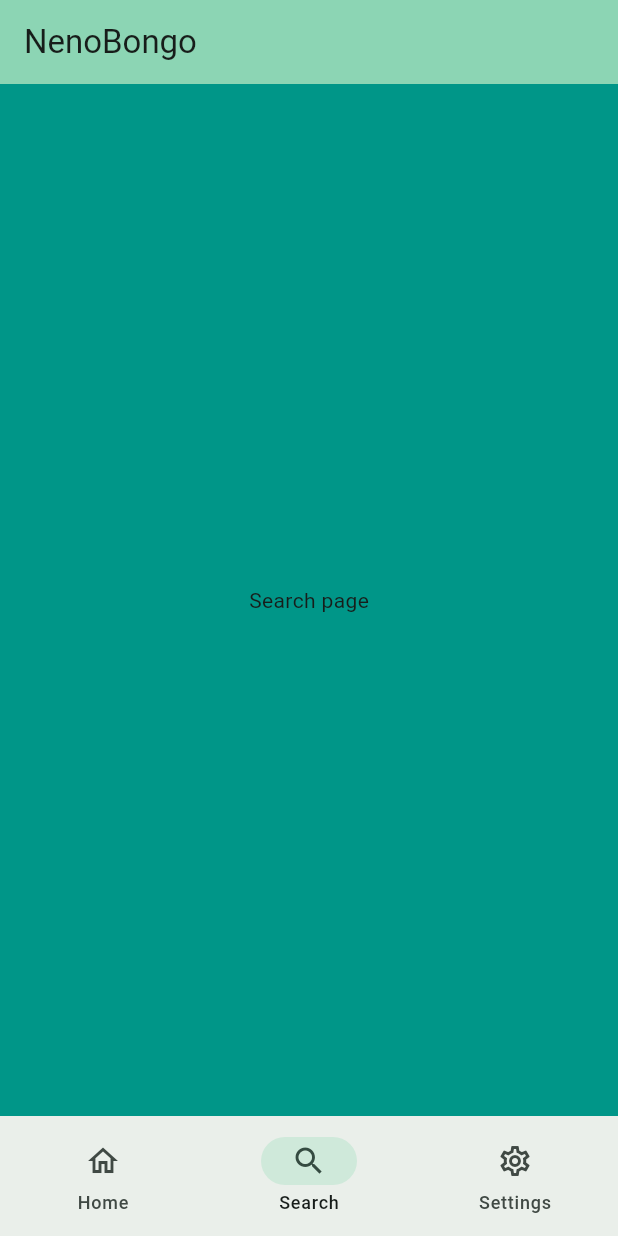
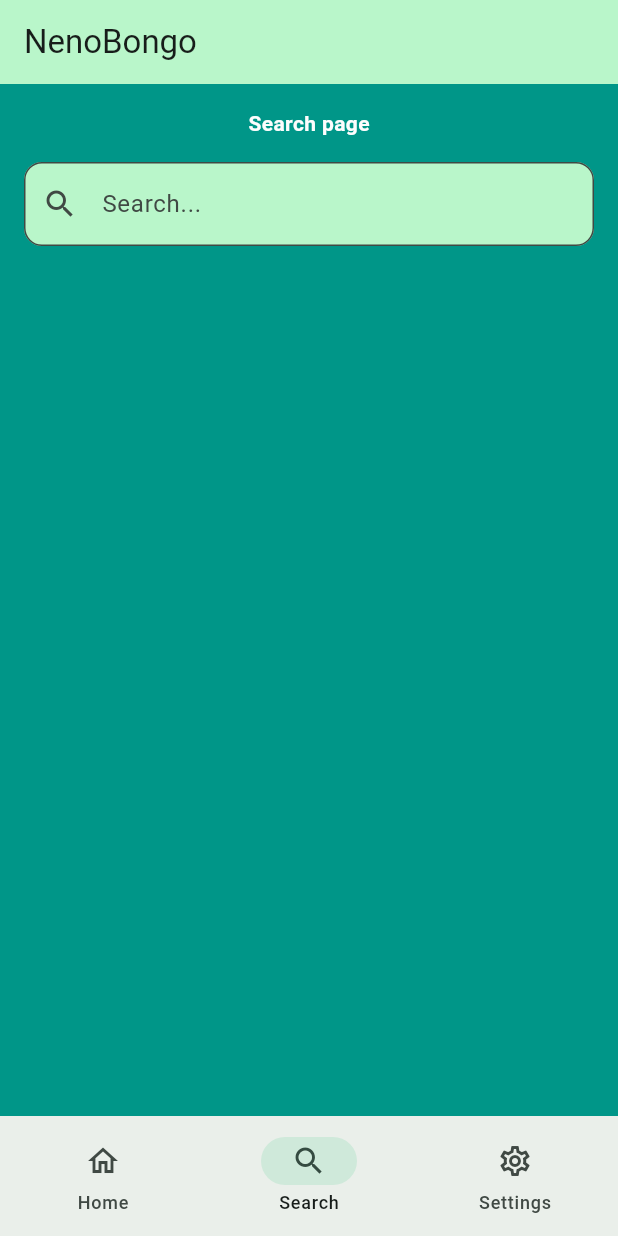
Before and after one commit to GreygorySulle/neno_bongo, a Flutter app: the screen it shows after launch, item 2 of the bottom bar chosen, on a phone screen of 412 x 824 dp. Run offline on Flutter 3.47's test engine with Material 3 defaults, Android fonts, the light colour scheme and no system bars.

Commit message:
Refactor SearchPage layout for improved UI; update text styles and TextField decoration

```diff
--- a/lib/features/search/search_page.dart
+++ b/lib/features/search/search_page.dart
@@ -5,6 +5,35 @@ class SearchPage extends StatelessWidget {
 
   @override
   Widget build(BuildContext context) {
-    return const Center(child: Text('Search page'));
+    return Padding(
+      padding: const EdgeInsets.all(16),
+      child: Column(
+        crossAxisAlignment: CrossAxisAlignment.stretch,
+        children: [
+          const Center(
+            child: Text(
+              'Search page',
+              style: TextStyle(
+                color: Color.fromARGB(255, 253, 253, 253),
+                fontWeight: FontWeight.bold,
+              ),
+            ),
+          ),
+          const SizedBox(height: 16),
+          TextField(
+            decoration: InputDecoration(
+              hintText: 'Search...',
+              prefixIcon: const Icon(Icons.search),
+              filled: true,
+              fillColor: Colors.greenAccent.shade100,
+              border: OutlineInputBorder(
+                borderRadius: BorderRadius.circular(12),
+              ),
+            ),
+          ),
+          const SizedBox(height: 16),
+        ],
+      ),
+    );
   }
 }
--- a/lib/main.dart
+++ b/lib/main.dart
@@ -42,22 +42,12 @@ class _MyHomePageState extends State<MyHomePage> {
 
   void _incrementCounter() {
     setState(() {
-      // This call to setState tells the Flutter framework that something has
-      // changed in this State, which causes it to rerun the build method below
-      // so that the display can reflect the updated values. If we changed
-      // _counter without calling setState(), then the build method would not be
-      // called again, and so nothing would appear to happen.
       _counter++;
     });
   }
 
   void _decrementCounter() {
     setState(() {
-      // This call to setState tells the Flutter framework that something has
-      // changed in this State, which causes it to rerun the build method below
-      // so that the display can reflect the updated values. If we changed
-      // _counter without calling setState(), then the build method would not be
-      // called again, and so nothing would appear to happen.
       _counter--;
     });
   }
@@ -72,7 +62,7 @@ class _MyHomePageState extends State<MyHomePage> {
   Widget build(BuildContext context) {
     return Scaffold(
       appBar: AppBar(
-        backgroundColor: Theme.of(context).colorScheme.inversePrimary,
+        backgroundColor: Colors.greenAccent.shade100,
         title: Text(widget.title),
       ),
       backgroundColor: Colors.teal,
```
